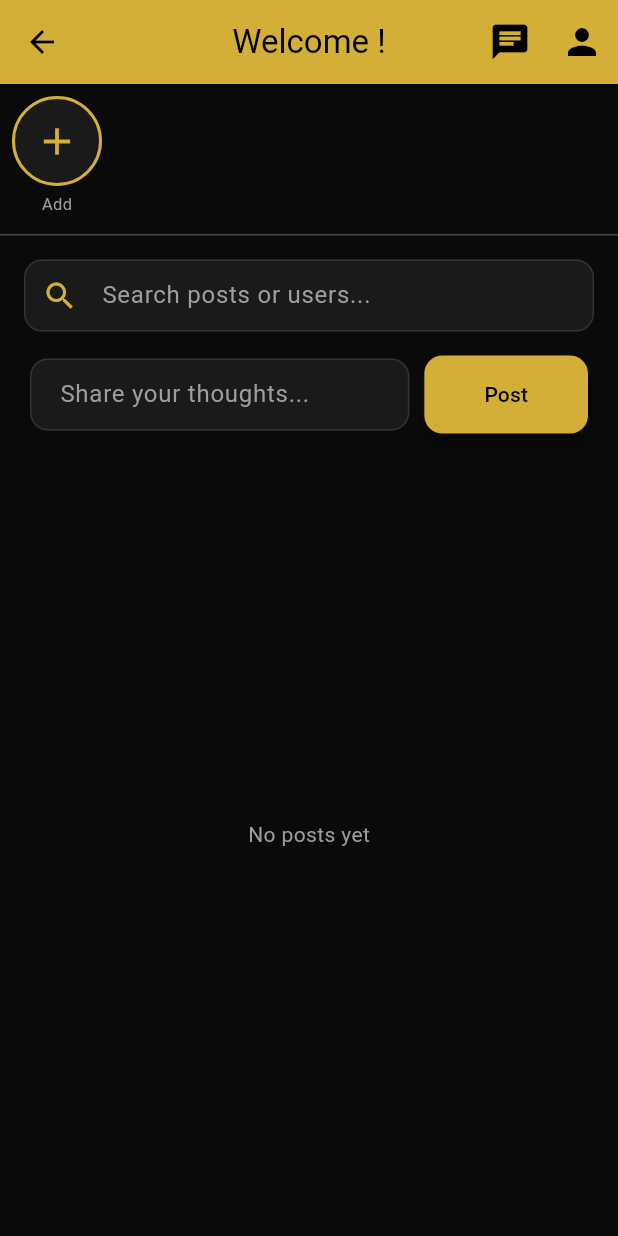
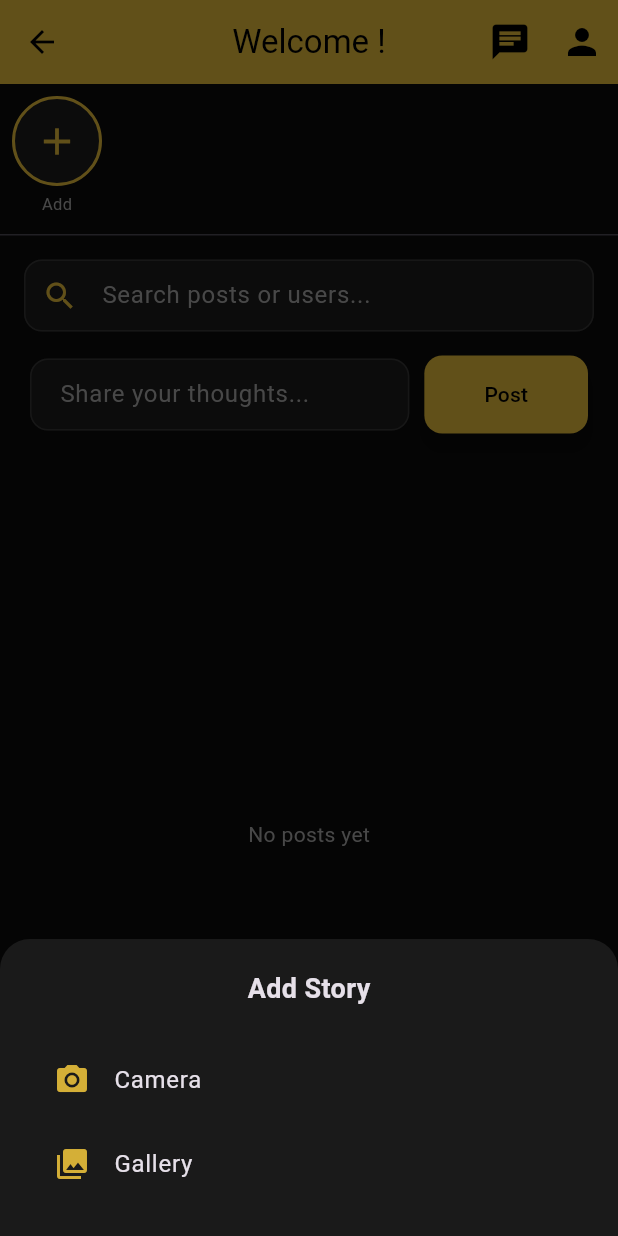
Before and after one commit to dzhakhann/sigma-social-app, a Flutter app: the FeedScreen screen opened directly with empty values, after a tap on "Add", on a phone screen of 412 x 824 dp. Run offline on Flutter 3.47's test engine with Material 3 defaults, Android fonts, the light colour scheme and no system bars; our stand-ins replace image_picker, socket_io_client; network calls fail.

Commit message:
fix stories camera gallery

```diff
--- a/lib/main.dart
+++ b/lib/main.dart
@@ -312,9 +312,36 @@ class _FeedScreenState extends State<FeedScreen> {
   }
 
   Future<void> addStory() async {
+    final source = await showModalBottomSheet<ImageSource>(
+      context: context,
+      backgroundColor: const Color(0xFF1A1A1A),
+      shape: const RoundedRectangleBorder(
+          borderRadius: BorderRadius.vertical(top: Radius.circular(20))),
+      builder: (context) => Padding(
+        padding: const EdgeInsets.all(20),
+        child: Column(mainAxisSize: MainAxisSize.min, children: [
+          const Text('Add Story',
+              style: TextStyle(fontSize: 18, fontWeight: FontWeight.bold)),
+          const SizedBox(height: 20),
+          ListTile(
+            leading: const Icon(Icons.camera_alt, color: Color(0xFFD4AF37)),
+            title: const Text('Camera'),
+            onTap: () => Navigator.pop(context, ImageSource.camera),
+          ),
+          ListTile(
+            leading: const Icon(Icons.photo_library, color: Color(0xFFD4AF37)),
+            title: const Text('Gallery'),
+            onTap: () => Navigator.pop(context, ImageSource.gallery),
+          ),
+        ]),
+      ),
+    );
+
+    if (source == null) return;
+
     final picker = ImagePicker();
-    final XFile? image = await picker.pickImage(
-        source: ImageSource.gallery, maxWidth: 800, imageQuality: 80);
+    final XFile? image =
+        await picker.pickImage(source: source, maxWidth: 800, imageQuality: 80);
     if (image == null) return;
     try {
       final bytes = await image.readAsBytes();
```
Also changed, not shown: 4 other files.
